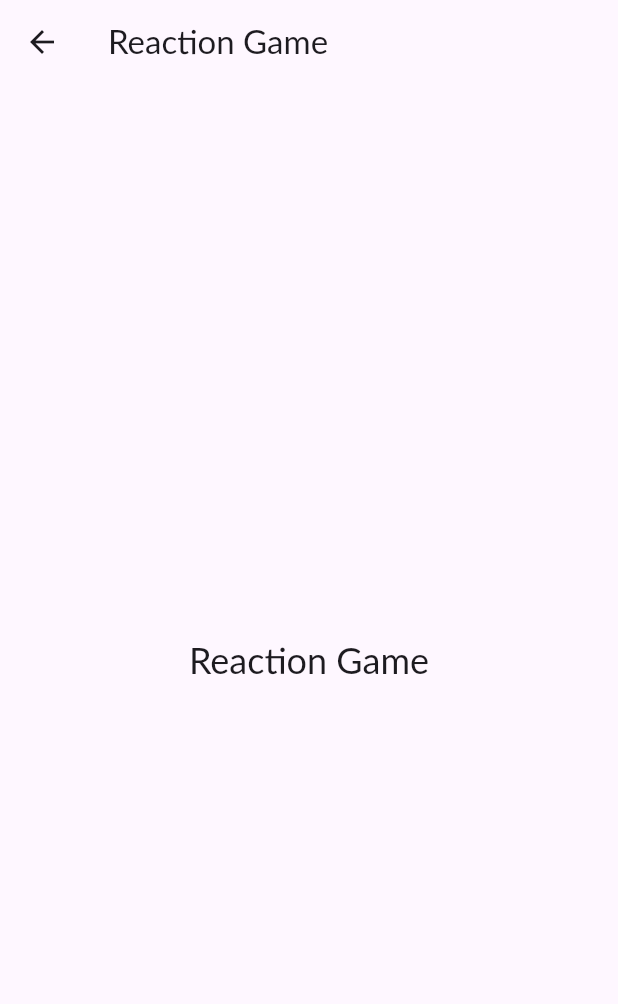
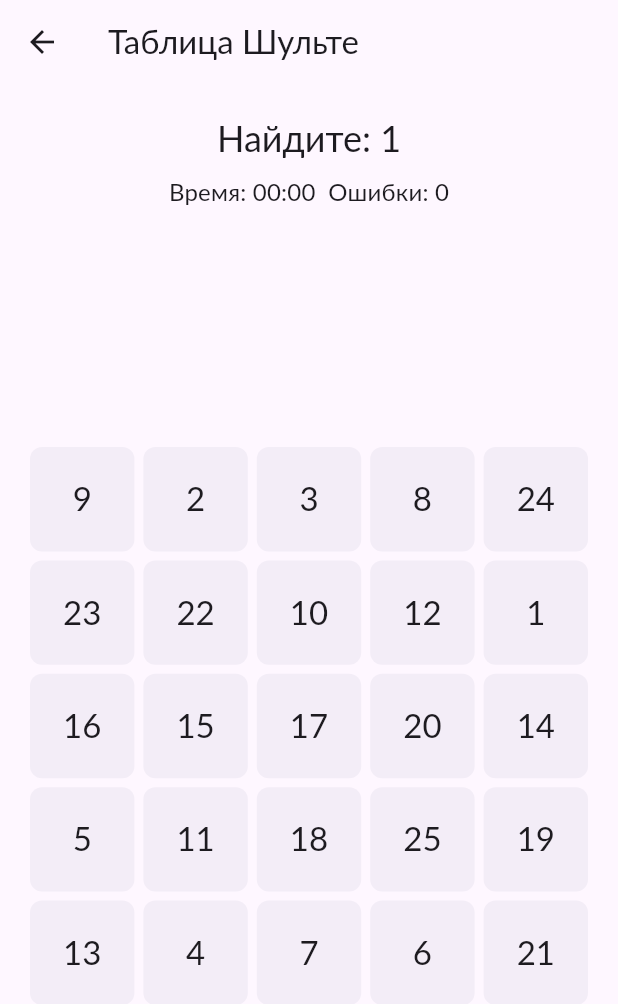
Before and after one commit to novoros-id/pro_club_season_3, a Flutter app: the HomeScreen screen opened by its route, after a tap on "Schulte Table", on a phone screen of 412 x 824 dp. Shown: the top 1004 px of the screen. Run offline on Flutter 3.47's test engine with Material 3 defaults, Android fonts, the phone set to English and light mode, and no system bars; our stand-ins replace audioplayers, drift, flutter_riverpod, go_router, shared_preferences; accounts and stored records are empty; generated files the repository leaves out were written again; project files that could hold a hidden picture were left out.

Commit message:
Реализовано Шульте MVP

```diff
--- a/lib/core/router/app_router.dart
+++ b/lib/core/router/app_router.dart
@@ -8,6 +8,7 @@ import '../../features/diary/ui/diary_main_screen.dart';
 import '../../features/game1/ui/game1_screen.dart';
 import '../../features/game2/ui/game2_menu_screen.dart';
 import '../../features/game2/ui/game2_play_screen.dart';
+import '../../features/game_schulte/ui/schulte_screen.dart';
 import '../../features/analytics/ui/analytics_screen.dart';
 import '../../features/authors/ui/authors_screen.dart';
 
@@ -28,6 +29,7 @@ GoRouter appRouter({required bool hasKeepers}) {
       GoRoute(path: '/game1', builder: (_, __) => const Game1Screen()),
       GoRoute(path: '/game2', builder: (_, __) => const Game2MenuScreen()),
       GoRoute(path: '/game2/play', builder: (_, __) => const Game2PlayScreen()),
+      GoRoute(path: '/game_schulte', builder: (_, __) => const SchulteScreen()),
       GoRoute(path: '/authors', builder: (_, __) => const AuthorsScreen()),
     ],
   );
--- /dev/null
+++ b/lib/features/game_schulte/logic/schulte_controller.dart
@@ -0,0 +1,102 @@
+import 'dart:async';
+
+import 'package:flutter_riverpod/flutter_riverpod.dart';
+
+import 'schulte_state.dart';
+
+final schulteControllerProvider =
+    NotifierProvider<SchulteController, SchulteState>(SchulteController.new);
+
+class SchulteController extends Notifier<SchulteState> {
+  static const _highlightDuration = Duration(milliseconds: 160);
+
+  final Stopwatch _stopwatch = Stopwatch();
+  Timer? _elapsedTimer;
+  Timer? _correctHighlightTimer;
+  Timer? _wrongHighlightTimer;
+
+  @override
+  SchulteState build() {
+    ref.onDispose(_dispose);
+    final initialState = _newGameState();
+    _startTimer();
+    return initialState;
+  }
+
+  void restart() {
+    _correctHighlightTimer?.cancel();
+    _wrongHighlightTimer?.cancel();
+    _elapsedTimer?.cancel();
+    _stopwatch
+      ..reset()
+      ..start();
+    state = _newGameState();
+    _scheduleElapsedUpdates();
+  }
+
+  void selectNumber(int number) {
+    if (state.isCompleted) return;
+
+    if (number != state.expectedNumber) {
+      _wrongHighlightTimer?.cancel();
+      state = state.copyWith(
+        errors: state.errors + 1,
+        highlightedWrongNumber: number,
+      );
+      _wrongHighlightTimer = Timer(_highlightDuration, () {
+        state = state.copyWith(clearHighlightedWrongNumber: true);
+      });
+      return;
+    }
+
+    _correctHighlightTimer?.cancel();
+    state = state.copyWith(
+      expectedNumber: state.expectedNumber + 1,
+      highlightedNumber: number,
+      clearHighlightedWrongNumber: true,
+    );
+    _correctHighlightTimer = Timer(_highlightDuration, () {
+      state = state.copyWith(clearHighlightedNumber: true);
+    });
+
+    if (number == 25) {
+      _stopwatch.stop();
+      _elapsedTimer?.cancel();
+      state = state.copyWith(
+        elapsed: _stopwatch.elapsed,
+        isCompleted: true,
+      );
+    }
+  }
+
+  SchulteState _newGameState() {
+    final numbers = List<int>.generate(25, (index) => index + 1)..shuffle();
+    return SchulteState(
+      numbers: numbers,
+      expectedNumber: 1,
+      errors: 0,
+      elapsed: Duration.zero,
+      isCompleted: false,
+    );
+  }
+
+  void _startTimer() {
+    _stopwatch
+      ..reset()
+      ..start();
+    _scheduleElapsedUpdates();
+  }
+
+  void _scheduleElapsedUpdates() {
+    _elapsedTimer = Timer.periodic(const Duration(seconds: 1), (_) {
+      state = state.copyWith(elapsed: _stopwatch.elapsed);
+    });
+  }
+
+  void _dispose() {
+    _elapsedTimer?.cancel();
+    _correctHighlightTimer?.cancel();
+    _wrongHighlightTimer?.cancel();
+    _stopwatch.stop();
+  }
+}
--- /dev/null
+++ b/lib/features/game_schulte/logic/schulte_state.dart
@@ -0,0 +1,45 @@
+class SchulteState {
+  const SchulteState({
+    required this.numbers,
+    required this.expectedNumber,
+    required this.errors,
+    required this.elapsed,
+    required this.isCompleted,
+    this.highlightedNumber,
+    this.highlightedWrongNumber,
+  });
+
+  final List<int> numbers;
+  final int expectedNumber;
+  final int errors;
+  final Duration elapsed;
+  final bool isCompleted;
+  final int? highlightedNumber;
+  final int? highlightedWrongNumber;
+
+  SchulteState copyWith({
+    List<int>? numbers,
+    int? expectedNumber,
+    int? errors,
+    Duration? elapsed,
+    bool? isCompleted,
+    int? highlightedNumber,
+    int? highlightedWrongNumber,
+    bool clearHighlightedNumber = false,
+    bool clearHighlightedWrongNumber = false,
+  }) {
+    return SchulteState(
+      numbers: numbers ?? this.numbers,
+      expectedNumber: expectedNumber ?? this.expectedNumber,
+      errors: errors ?? this.errors,
+      elapsed: elapsed ?? this.elapsed,
+      isCompleted: isCompleted ?? this.isCompleted,
+      highlightedNumber: clearHighlightedNumber
+          ? null
+          : highlightedNumber ?? this.highlightedNumber,
+      highlightedWrongNumber: clearHighlightedWrongNumber
+          ? null
+          : highlightedWrongNumber ?? this.highlightedWrongNumber,
+    );
+  }
+}
--- /dev/null
+++ b/lib/features/game_schulte/ui/schulte_screen.dart
@@ -0,0 +1,107 @@
+import 'package:flutter/material.dart';
+import 'package:flutter_riverpod/flutter_riverpod.dart';
+
+import '../logic/schulte_controller.dart';
+
+class SchulteScreen extends ConsumerWidget {
+  const SchulteScreen({super.key});
+
+  @override
+  Widget build(BuildContext context, WidgetRef ref) {
+    final state = ref.watch(schulteControllerProvider);
+    final controller = ref.read(schulteControllerProvider.notifier);
+
+    return Scaffold(
+      appBar: AppBar(title: const Text('Таблица Шульте')),
+      body: SafeArea(
+        child: Padding(
+          padding: const EdgeInsets.all(20),
+          child: Column(
+            children: [
+              Text(
+                state.isCompleted
+                    ? 'Готово'
+                    : 'Найдите: ${state.expectedNumber}',
+                style: Theme.of(context).textTheme.headlineSmall,
+              ),
+              const SizedBox(height: 8),
+              Text(
+                'Время: ${_formatDuration(state.elapsed)}  '
+                'Ошибки: ${state.errors}',
+                style: Theme.of(context).textTheme.titleMedium,
+              ),
+              const SizedBox(height: 24),
+              Expanded(
+                child: Center(
+                  child: AspectRatio(
+                    aspectRatio: 1,
+                    child: GridView.builder(
+                      physics: const NeverScrollableScrollPhysics(),
+                      gridDelegate:
+                          const SliverGridDelegateWithFixedCrossAxisCount(
+                            crossAxisCount: 5,
+                            mainAxisSpacing: 6,
+                            crossAxisSpacing: 6,
+                          ),
+                      itemCount: state.numbers.length,
+                      itemBuilder: (context, index) {
+                        final number = state.numbers[index];
+                        final isCorrect = state.highlightedNumber == number;
+                        final isWrong =
+                            state.highlightedWrongNumber == number;
+
+                        return Material(
+                          color: isCorrect
+                              ? Colors.green
+                              : isWrong
+                              ? Colors.red
+                              : Theme.of(context).colorScheme.surfaceContainer,
+                          borderRadius: BorderRadius.circular(8),
+                          child: InkWell(
+                            onTap: state.isCompleted
+                                ? null
+                                : () => controller.selectNumber(number),
+                            borderRadius: BorderRadius.circular(8),
+                            child: Center(
+                              child: Text(
+                                '$number',
+                                style: Theme.of(context).textTheme.titleLarge,
+                              ),
+                            ),
+                          ),
+                        );
+                      },
+                    ),
+                  ),
+                ),
+              ),
+              if (state.isCompleted) ...[
+                const SizedBox(height: 24),
+                Text(
+                  'Итоговое время: ${_formatDuration(state.elapsed)}',
+                  style: Theme.of(context).textTheme.titleMedium,
+                ),
+                const SizedBox(height: 4),
+                Text(
+                  'Ошибки: ${state.errors}',
+                  style: Theme.of(context).textTheme.titleMedium,
+                ),
+                const SizedBox(height: 16),
+                FilledButton(
+                  onPressed: controller.restart,
+                  child: const Text('Начать заново'),
+                ),
+              ],
+            ],
+          ),
+        ),
+      ),
+    );
+  }
+
+  String _formatDuration(Duration duration) {
+    final minutes = duration.inMinutes.toString().padLeft(2, '0');
+    final seconds = (duration.inSeconds % 60).toString().padLeft(2, '0');
+    return '$minutes:$seconds';
+  }
+}
--- a/lib/features/home/ui/home_screen.dart
+++ b/lib/features/home/ui/home_screen.dart
@@ -120,7 +120,7 @@ class HomeScreen extends ConsumerWidget {
                         ),
                         _StandardButton(
                           title: l10n.schulteTableTitle,
-                          onPressed: () => context.push('/game1'),
+                          onPressed: () => context.push('/game_schulte'),
                         ),
                       ],
                     ),
```
Also changed, not shown: 2 other files.
